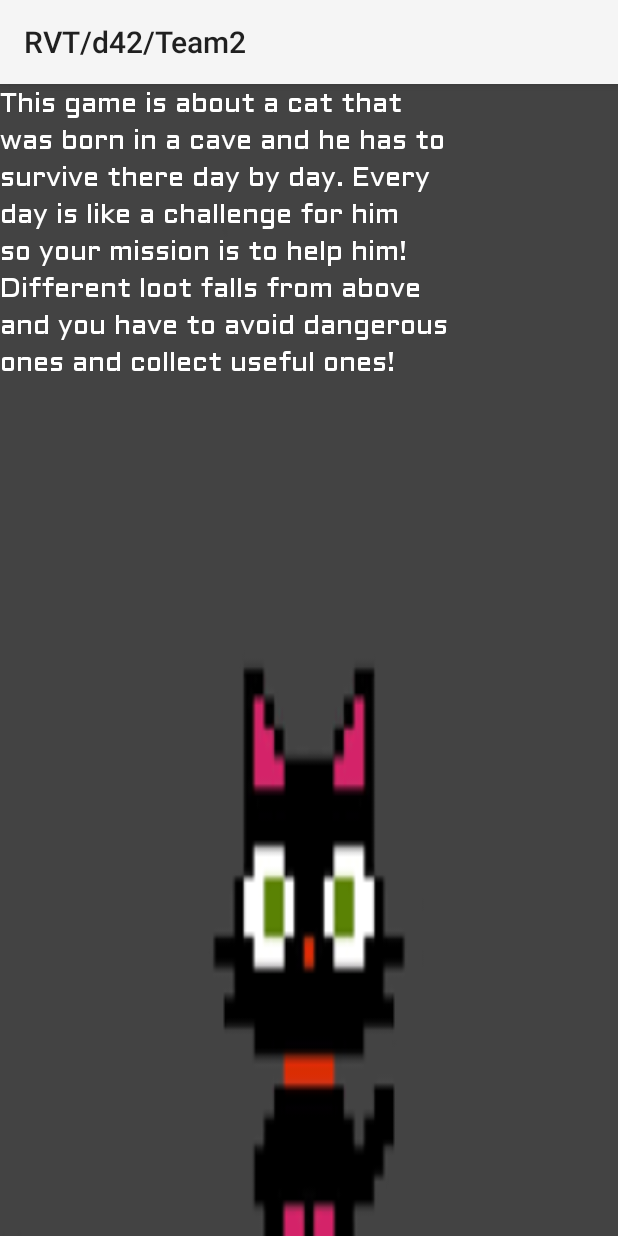
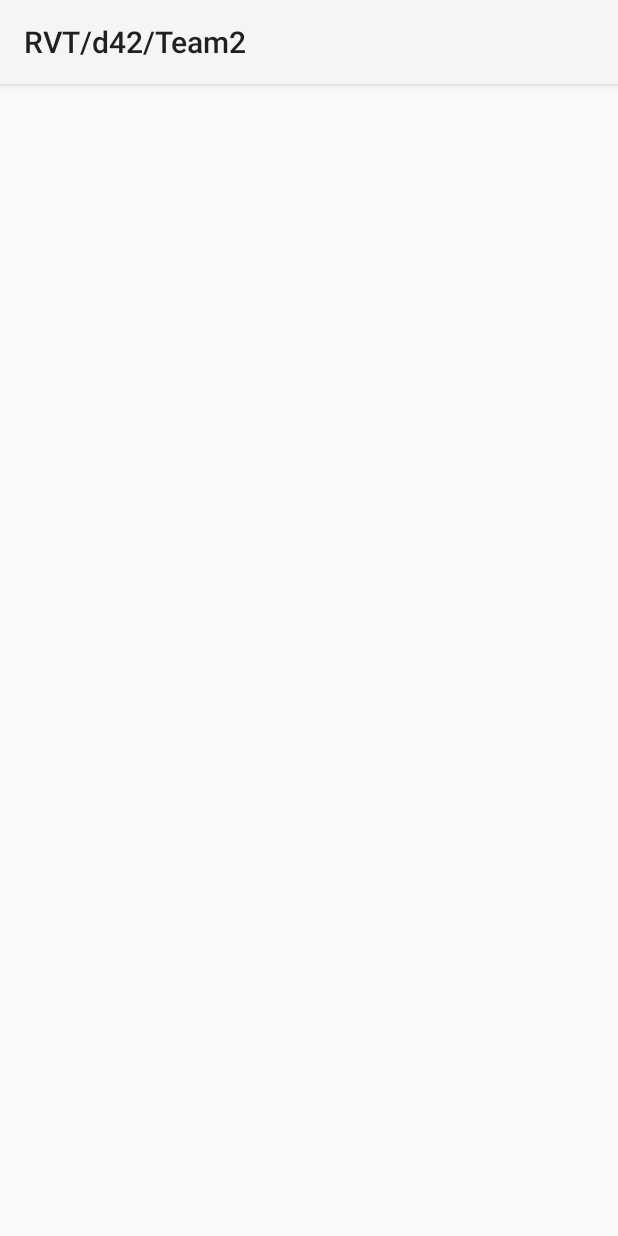
Before and after one commit to agent8620/Team02Game, an Android app: the StoryActivity screen opened directly, with no data from a screen before it, on a phone screen of 412 x 824 dp. Run offline under Robolectric (Android 15) with nearby library versions, the light colour scheme and no system bars.

Commit message:
Revert "daaniilaa"
This reverts commit ac7a3c2a4702293adec69bbe10e726bdb470d3a6.

this was really neccessarry

```diff
--- a/app/src/main/res/layout/activity_story.xml
+++ b/app/src/main/res/layout/activity_story.xml
@@ -1,22 +1,8 @@
 <?xml version="1.0" encoding="utf-8"?>
 <android.support.constraint.ConstraintLayout xmlns:android="http://schemas.android.com/apk/res/android"
     xmlns:tools="http://schemas.android.com/tools"
-    android:background="@drawable/catstorybackgr"
     android:layout_width="match_parent"
     android:layout_height="match_parent"
     tools:context=".StoryActivity">
 
-    <TextView
-        android:id="@+id/textView3"
-        android:layout_width="299dp"
-        android:layout_height="231dp"
-        android:fontFamily="@font/aldrich"
-        android:lineSpacingExtra="8sp"
-        android:text="This game is about a cat that was born in a cave and he has to survive there day by day. Every day is like a challenge for him so your mission is to help him! Different loot falls from above and you have to avoid dangerous ones and collect useful ones!"
-        android:textAlignment="viewStart"
-        android:textColor="@android:color/background_light"
-        android:textSize="18sp"
-        tools:layout_editor_absoluteX="54dp"
-        tools:layout_editor_absoluteY="44dp"
-        tools:ignore="MissingConstraints" />
 </android.support.constraint.ConstraintLayout>
```
Also changed, not shown: app/build.gradle (+4 -5 lines), app/src/main/res/drawable-v24/catstorybackgr.png (deleted).
